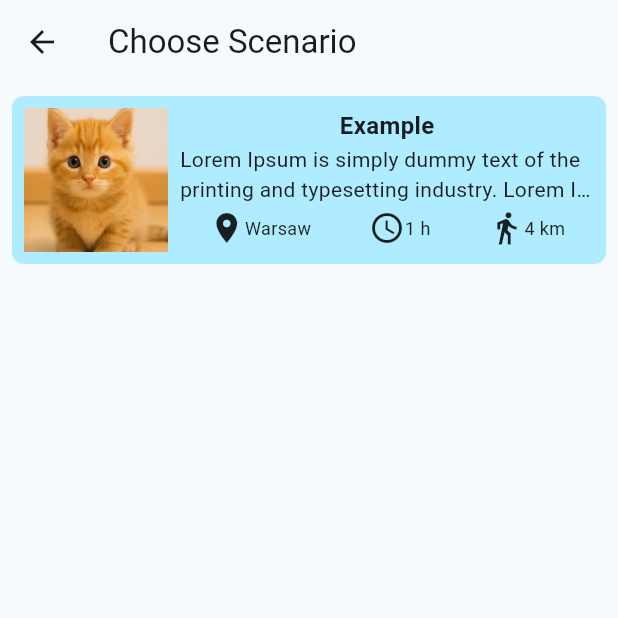
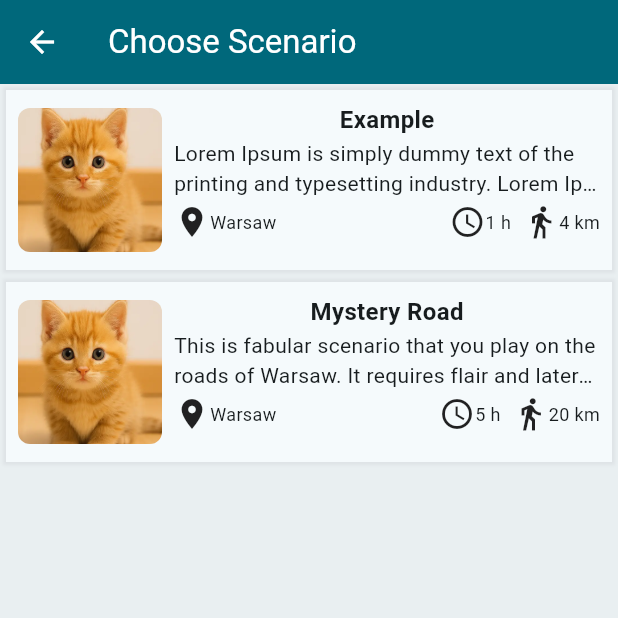
Before and after one commit to vecel/narracity, a Flutter app: the ScenarioSelectionScreen screen opened directly, on a phone screen of 412 x 824 dp, the top half of it. Run offline on Flutter 3.47's test engine with Material 3 defaults, Android fonts, the light colour scheme and no system bars.

Commit message:
UI for scenario list item

```diff
--- a/lib/data/repositiories/scenarios_repository.dart
+++ b/lib/data/repositiories/scenarios_repository.dart
@@ -13,6 +13,16 @@ class ScenariosRepository {
       duration: '1 h',
       startNode: exampleNode
     ));
+
+    _scenarios.add(Scenario(
+      title: 'Mystery Road',
+      description: "This is fabular scenario that you play on the roads of Warsaw. It requires flair and lateral thinking. Can you cope?",
+      image: 'assets/cat.webp',
+      location: 'Warsaw',
+      distance: '20 km',
+      duration: '5 h',
+      startNode: exampleNode
+    ));
   }
 
   final List<Scenario> _scenarios = List.empty(growable: true);
--- a/lib/main.dart
+++ b/lib/main.dart
@@ -1,5 +1,6 @@
 import 'dart:developer' as developer;
 
+import 'package:narracity/ui/scenario_selection/widgets/scenario_list_item.dart';
 import 'package:narracity/ui/welcome_screen/widgets/welcome_screen.dart';
 import 'package:flutter/material.dart';
 import 'package:logging/logging.dart';
--- a/lib/ui/core/ui/base_app_bar.dart
+++ b/lib/ui/core/ui/base_app_bar.dart
@@ -13,6 +13,8 @@ class BaseAppBar extends StatelessWidget implements PreferredSizeWidget {
         icon: Icon(Icons.arrow_back)
       ),
       title: Text(title),
+      backgroundColor: Theme.of(context).colorScheme.primary,
+      foregroundColor: Theme.of(context).colorScheme.onPrimary,
     );
   }
 
--- a/lib/ui/scenario_selection/view_model/scenario_selection_view_model.dart
+++ b/lib/ui/scenario_selection/view_model/scenario_selection_view_model.dart
@@ -1,3 +1,5 @@
+import 'dart:collection';
+
 import 'package:narracity/data/repositiories/scenarios_repository.dart';
 import 'package:narracity/domain/models/scenario.dart';
 
@@ -12,5 +14,5 @@ class ScenarioSelectionViewModel {
   final ScenariosRepository _scenariosRepository;
 
   int get scenariosCount => _scenariosRepository.scenarios.length;
-  Scenario getScenario(int index) => _scenariosRepository.scenarios[index];
+  UnmodifiableListView<Scenario> get scenarios => UnmodifiableListView(_scenariosRepository.scenarios);
 }
--- a/lib/ui/scenario_selection/widgets/scenario_list_item.dart
+++ b/lib/ui/scenario_selection/widgets/scenario_list_item.dart
@@ -23,18 +23,28 @@ class ScenarioListItem extends StatelessWidget {
       height: 128,
       child: Container(
         decoration: BoxDecoration(
-          borderRadius: BorderRadius.all(Radius.circular(8)),
-          color: Theme.of(context).colorScheme.primaryContainer,
+          // borderRadius: BorderRadius.all(Radius.circular(8)),
+          boxShadow: [
+            BoxShadow(
+              color: Theme.of(context).colorScheme.surfaceContainerHighest,
+              spreadRadius: 2,
+              blurRadius: 1
+            )
+          ],
+          color: Theme.of(context).colorScheme.surface
         ),
         padding: const EdgeInsets.all(8.0),
-        margin: const EdgeInsets.all(8.0),
+        margin: const EdgeInsets.all(4.0),
         child: Row(
           children: [
             SizedBox.square(
               dimension: 96,
-              child: Image(
-                image: AssetImage('assets/cat.webp'), // TODO
-                fit: BoxFit.cover,
+              child: ClipRRect(
+                borderRadius: BorderRadiusGeometry.all(Radius.circular(8)),
+                child: Image(
+                  image: AssetImage('assets/cat.webp'), // TODO
+                  fit: BoxFit.cover,
+                ),
               ),
             ),
             SizedBox(width: 8),
@@ -55,10 +65,12 @@ class ScenarioListItem extends StatelessWidget {
                   SizedBox(
                     height: 32,
                     child: Row(
-                      mainAxisAlignment: MainAxisAlignment.spaceAround,
+                      mainAxisAlignment: MainAxisAlignment.end,
                       children: [
                         LabeledIcon(icon: Icons.location_on, label: location),
+                        Expanded(child: Container()),
                         LabeledIcon(icon: Icons.access_time, label: duration),
+                        SizedBox(width: 8),
                         LabeledIcon(icon: Icons.directions_walk, label: distance)
                       ],
                     ),
--- a/lib/ui/scenario_selection/widgets/scenario_selection_screen.dart
+++ b/lib/ui/scenario_selection/widgets/scenario_selection_screen.dart
@@ -13,10 +13,11 @@ class ScenarioSelectionScreen extends StatelessWidget {
   Widget build(BuildContext context) {
     return Scaffold(
       appBar: BaseAppBar(title: 'Choose Scenario'),
+      backgroundColor: Theme.of(context).colorScheme.surfaceContainer,
       body: ListView.builder(
         itemCount: viewModel.scenariosCount,
         itemBuilder: (context, index) {
-          final scenario = viewModel.getScenario(index);
+          final scenario = viewModel.scenarios[index];
           return GestureDetector(
             onTap: () => Navigator.push(
                 context,
--- a/pubspec.yaml
+++ b/pubspec.yaml
@@ -13,6 +13,8 @@ dependencies:
   cupertino_icons: ^1.0.8
   logging: ^1.3.0
   command_it: ^8.0.0
+  flutter_map: ^8.2.2
+  latlong2: ^0.9.1
 
 dev_dependencies:
   flutter_test:
```
Also changed, not shown: pubspec.lock, 1 other file.
